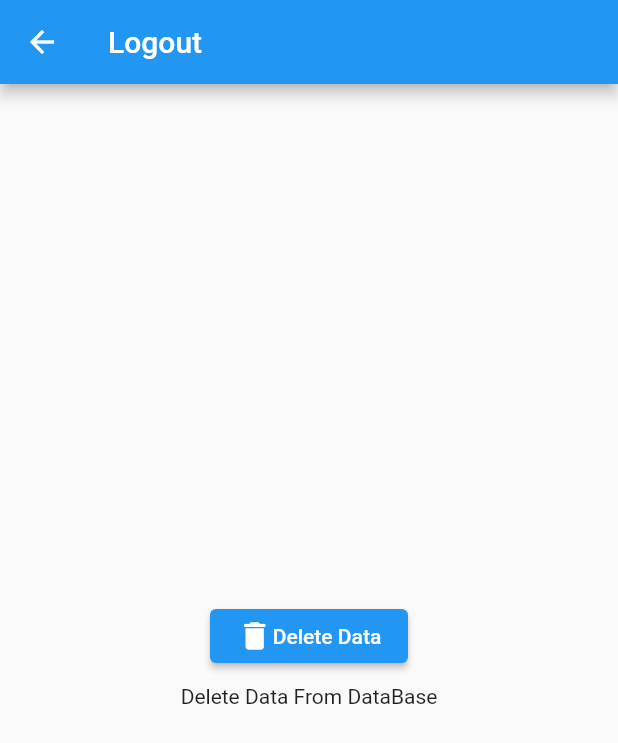
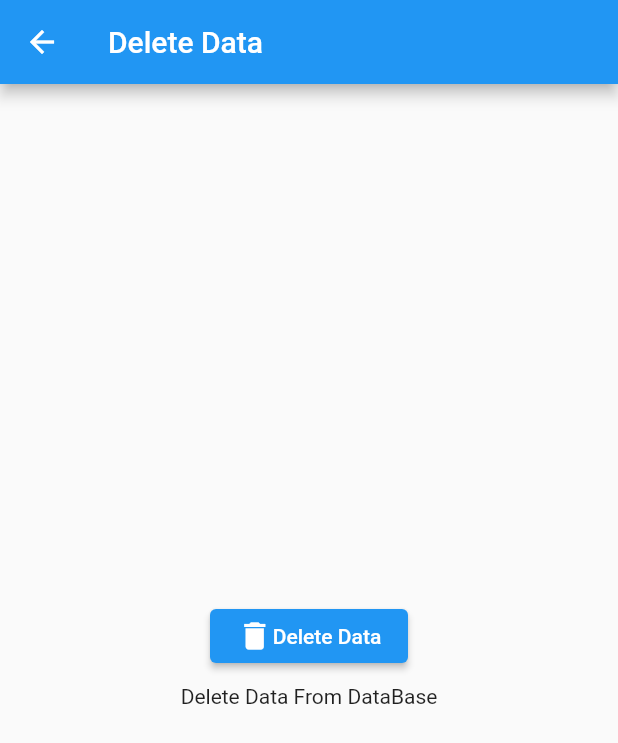
Before and after one commit to AlsoShantanuBorkar/zolatte_assignment, a Flutter app: the screen it shows once a user with an empty profile is signed in, in the side drawer, after a tap on "Delete Data", on a phone screen of 412 x 824 dp. Shown: the top 743 px of the screen. Run offline on Flutter 3.47's test engine with Material 2 defaults, Android fonts, the phone set to English and light mode, and no system bars; our stand-ins replace cloud_firestore, firebase_auth, firebase_core, google_sign_in; accounts and stored records are empty.

Commit message:
Updated Title

```diff
--- a/lib/ui/screens/delete_data_screen.dart
+++ b/lib/ui/screens/delete_data_screen.dart
@@ -14,7 +14,7 @@ class _DeleteDataScreenState extends State<DeleteDataScreen> {
   Widget build(BuildContext context) {
     final FirebaseService authInstance = Provider.of<FirebaseService>(context);
     return Scaffold(
-      appBar: AppBar(title: const Text("Logout")),
+      appBar: AppBar(title: const Text("Delete Data")),
       body: Center(
         child: Column(
           mainAxisAlignment: MainAxisAlignment.center,
```
